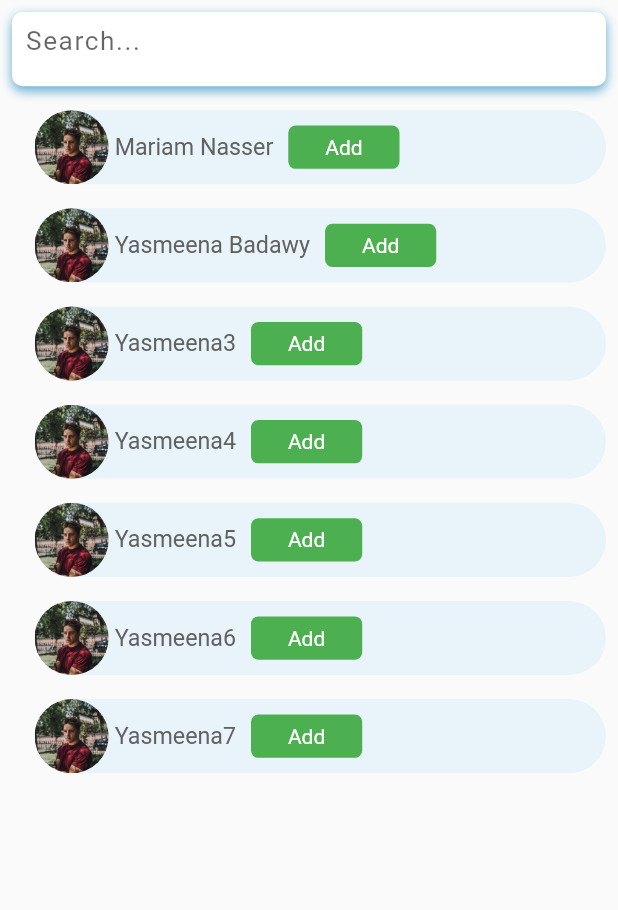
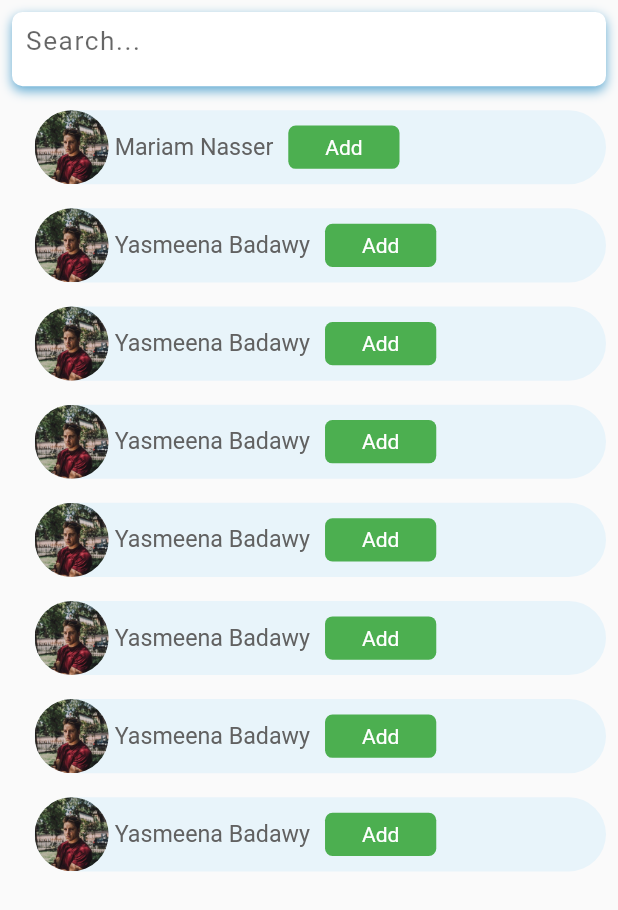
Before and after one commit to muaadh-hasan/Findme_Graduation_Project, a Flutter app: the Search screen opened directly, on a phone screen of 412 x 824 dp. Shown: the top 910 px of the screen. Run offline on Flutter 3.47's test engine with Material 2 defaults, Android fonts, the phone set to English and light mode, and no system bars; our stand-ins replace flutter_svg, font_awesome_flutter, geolocator, google_maps_flutter, image_picker.

Commit message:
some edits in models and some chenges in others

```diff
--- a/lib/models/account.dart
+++ /dev/null
@@ -1,24 +0,0 @@
-class Account {
-  final String name;
-  final String username;
-  final String password;
-// <<<<<<< HEAD
-  final String phone;
-// =======
-// >>>>>>> Moaaz-UI-V1
-  final String location;
-  final String type;
-  final String email;
-  final List<String> images;
-
-  Account({
-    this.name,
-    this.username,
-    this.password,
-    this.phone,
-    this.location,
-    this.type,
-    this.email,
-    this.images,
-  });
-}
--- a/lib/models/chat.dart
+++ b/lib/models/chat.dart
@@ -3,7 +3,7 @@ import 'package:findme_gp_project/models/user.dart';
 
 class Chat {
   List<Message> messages;
-  final User owner;
+  User owner;
   Chat({
     this.messages,
     this.owner,
--- a/lib/models/message.dart
+++ b/lib/models/message.dart
@@ -1,5 +1,3 @@
-// <<<<<<< HEAD
-import 'package:findme_gp_project/models/account.dart';
 import 'package:findme_gp_project/models/user.dart';
 import 'package:intl/intl.dart';
 
@@ -20,153 +18,153 @@ class Message {
   String formatDate(DateTime date) => new DateFormat("Hm").format(date);
 }
 
-Account account1 = Account(
-  name: "Mariam Nasser",
-  images: ['assets/images/pic9.jpg'],
-  phone: '+021111137744',
-  email: 'mariamnasser979@gmail.com',
-);
-Account account2 = Account(
-  name: "Yasmeena Badawy",
-  images: ['assets/images/pic9.jpg'],
-  phone: '+021111137744',
-  email: 'yasmeena@gmail.com',
-);
-Account account3 = Account(
-  name: "Yasmeena3",
-  images: ['assets/images/pic9.jpg'],
-  phone: '+021111137744',
-  email: 'yasmeena3@gmail.com',
-);
-Account account4 = Account(
-  name: "Yasmeena4",
-  images: ['assets/images/pic9.jpg'],
-  phone: '+021111137744',
-  email: 'yasmeena4@gmail.com',
-);
-Account account5 = Account(
-  name: "Yasmeena5",
-  images: ['assets/images/pic9.jpg'],
-  phone: '+021111137744',
-  email: 'yasmeen5@gmail.com',
-);
-Account account6 = Account(
-  name: "Yasmeena6",
-  images: ['assets/images/pic9.jpg'],
-  phone: '+021111137744',
-  email: 'yasmeena6@gmail.com',
-);
-Account account7 = Account(
-  name: "Yasmeena7",
-  images: ['assets/images/pic9.jpg'],
-  phone: '+021111137744',
-  email: 'yasmeena7@gmail.com',
-);
-// YOU - current user
-final User currentUser = User(account: account1);
+// Account account1 = Account(
+//   name: "Mariam Nasser",
+//   images: ['assets/images/pic9.jpg'],
+//   phone: '+021111137744',
+//   email: 'mariamnasser979@gmail.com',
+// );
+// Account account2 = Account(
+//   name: "Yasmeena Badawy",
+//   images: ['assets/images/pic9.jpg'],
+//   phone: '+021111137744',
+//   email: 'yasmeena@gmail.com',
+// );
+// Account account3 = Account(
+//   name: "Yasmeena3",
+//   images: ['assets/images/pic9.jpg'],
+//   phone: '+021111137744',
+//   email: 'yasmeena3@gmail.com',
+// );
+// Account account4 = Account(
+//   name: "Yasmeena4",
+//   images: ['assets/images/pic9.jpg'],
+//   phone: '+021111137744',
+//   email: 'yasmeena4@gmail.com',
+// );
+// Account account5 = Account(
+//   name: "Yasmeena5",
+//   images: ['assets/images/pic9.jpg'],
+//   phone: '+021111137744',
+//   email: 'yasmeen5@gmail.com',
+// );
+// Account account6 = Account(
+//   name: "Yasmeena6",
+//   images: ['assets/images/pic9.jpg'],
+//   phone: '+021111137744',
+//   email: 'yasmeena6@gmail.com',
+// );
+// Account account7 = Account(
+//   name: "Yasmeena7",
+//   images: ['assets/images/pic9.jpg'],
+//   phone: '+021111137744',
+//   email: 'yasmeena7@gmail.com',
+// );
+// // YOU - current user
+// final User currentUser = User(account: account1);
 
-// USERS
-final User yasmeena = User(account: account2);
-final User mariam = User(account: account1);
-final User yasmeena3 = User(account: account3);
-final User yasmeena4 = User(account: account4);
-final User yasmeena5 = User(account: account5);
-final User yasmeena6 = User(account: account6);
-final User yasmeena7 = User(account: account7);
+// // USERS
+// final User yasmeena = User(account: account2);
+// final User mariam = User(account: account1);
+// final User yasmeena3 = User(account: account3);
+// final User yasmeena4 = User(account: account4);
+// final User yasmeena5 = User(account: account5);
+// final User yasmeena6 = User(account: account6);
+// final User yasmeena7 = User(account: account7);
 
-// just static data for UI
-List<User> users = [
-  mariam,
-  yasmeena,
-  yasmeena3,
-  yasmeena4,
-  yasmeena5,
-  yasmeena6,
-  yasmeena7,
-];
+// // just static data for UI
+// List<User> users = [
+//   mariam,
+//   yasmeena,
+//   yasmeena3,
+//   yasmeena4,
+//   yasmeena5,
+//   yasmeena6,
+//   yasmeena7,
+// ];
 
-// EXAMPLE CHATS ON HOME SCREEN
-List<Message> chats = [
-  Message(
-    sender: yasmeena,
-    time: DateTime.now(),
-    text: 'Hey, how\'s it going? What did you do today?',
-    unread: true,
-  ),
-  Message(
-    sender: yasmeena,
-    time: DateTime.now(),
-    text: 'Hey, how\'s it going? What did you do today?',
-    unread: true,
-  ),
-  Message(
-    sender: yasmeena,
-    time: DateTime.now(),
-    text: 'Hey, how\'s it going? What did you do today?',
-    unread: false,
-  ),
-  Message(
-    sender: yasmeena,
-    time: DateTime.now(),
-    text: 'Hey, how\'s it going? What did you do today?',
-    unread: true,
-  ),
-  Message(
-    sender: yasmeena,
-    time: DateTime.now(),
-    text: 'Hey, how\'s it going? What did you do today?',
-    unread: false,
-  ),
-  Message(
-    sender: yasmeena,
-    time: DateTime.now(),
-    text: 'Hey, how\'s it going? What did you do today?',
-    unread: false,
-  ),
-  Message(
-    sender: yasmeena,
-    time: DateTime.now(),
-    text: 'Hey, how\'s it going? What did you do today?',
-    unread: false,
-  ),
-];
+// // EXAMPLE CHATS ON HOME SCREEN
+// List<Message> chats = [
+//   Message(
+//     sender: yasmeena,
+//     time: DateTime.now(),
+//     text: 'Hey, how\'s it going? What did you do today?',
+//     unread: true,
+//   ),
+//   Message(
+//     sender: yasmeena,
+//     time: DateTime.now(),
+//     text: 'Hey, how\'s it going? What did you do today?',
+//     unread: true,
+//   ),
+//   Message(
+//     sender: yasmeena,
+//     time: DateTime.now(),
+//     text: 'Hey, how\'s it going? What did you do today?',
+//     unread: false,
+//   ),
+//   Message(
+//     sender: yasmeena,
+//     time: DateTime.now(),
+//     text: 'Hey, how\'s it going? What did you do today?',
+//     unread: true,
+//   ),
+//   Message(
+//     sender: yasmeena,
+//     time: DateTime.now(),
+//     text: 'Hey, how\'s it going? What did you do today?',
+//     unread: false,
+//   ),
+//   Message(
+//     sender: yasmeena,
+//     time: DateTime.now(),
+//     text: 'Hey, how\'s it going? What did you do today?',
+//     unread: false,
+//   ),
+//   Message(
+//     sender: yasmeena,
+//     time: DateTime.now(),
+//     text: 'Hey, how\'s it going? What did you do today?',
+//     unread: false,
+//   ),
+// ];
 
-// EXAMPLE MESSAGES IN CHAT SCREEN
-List<Message> messages = [
-  Message(
-    sender: yasmeena,
-    time: DateTime.now(),
-    text: 'Hey, how\'s it going? What did you do today?',
-    unread: true,
-  ),
-  Message(
-    sender: currentUser,
-    time: DateTime.now(),
-    text: 'Just walked my doge. She was super duper cute. The best pupper!!',
-    unread: true,
-  ),
-  Message(
-    sender: yasmeena,
-    time: DateTime.now(),
-    text: 'How\'s the doggo?',
-    unread: true,
-  ),
-  Message(
-    sender: yasmeena,
-    time: DateTime.now(),
-    text: 'All the food',
-    unread: true,
-  ),
-  Message(
-    sender: currentUser,
-    time: DateTime.now(),
-    text: 'Nice! What kind of food did you eat?',
-    unread: true,
-  ),
-  Message(
-    sender: yasmeena,
-    time: DateTime.now(),
-    text: 'I ate so much food today.',
-    unread: true,
-  ),
-];
+// // EXAMPLE MESSAGES IN CHAT SCREEN
+// List<Message> messages = [
+//   Message(
+//     sender: yasmeena,
+//     time: DateTime.now(),
+//     text: 'Hey, how\'s it going? What did you do today?',
+//     unread: true,
+//   ),
+//   Message(
+//     sender: currentUser,
+//     time: DateTime.now(),
+//     text: 'Just walked my doge. She was super duper cute. The best pupper!!',
+//     unread: true,
+//   ),
+//   Message(
+//     sender: yasmeena,
+//     time: DateTime.now(),
+//     text: 'How\'s the doggo?',
+//     unread: true,
+//   ),
+//   Message(
+//     sender: yasmeena,
+//     time: DateTime.now(),
+//     text: 'All the food',
+//     unread: true,
+//   ),
+//   Message(
+//     sender: currentUser,
+//     time: DateTime.now(),
+//     text: 'Nice! What kind of food did you eat?',
+//     unread: true,
+//   ),
+//   Message(
+//     sender: yasmeena,
+//     time: DateTime.now(),
+//     text: 'I ate so much food today.',
+//     unread: true,
+//   ),
+// ];
--- a/lib/models/user.dart
+++ b/lib/models/user.dart
@@ -2,18 +2,32 @@ import 'package:findme_gp_project/models/chat.dart';
 import 'package:findme_gp_project/models/notification_user.dart';
 import 'package:findme_gp_project/models/post.dart';
 import 'package:findme_gp_project/models/request.dart';
-import 'package:findme_gp_project/models/account.dart';
 
 // FindMe.GP2021
 class User {
-  final Account account;
+  final String name;
+  final String username;
+  final String password;
+  final String phone;
+  final String location;
+  final String type;
+  final String email;
+  final List<String> images;
   final List<Post> posts;
   final List<NotificationUser> notifications;
   final List<Chat> chats;
   final List<User> relatives;
   final List<Request> requests;
+
   User({
-    this.account,
+    this.name,
+    this.username,
+    this.password,
+    this.phone,
+    this.location,
+    this.type,
+    this.email,
+    this.images,
     this.posts,
     this.notifications,
     this.chats,
--- a/lib/screens/chats_screen.dart
+++ b/lib/screens/chats_screen.dart
@@ -1,6 +1,8 @@
 import 'package:findme_gp_project/widgets/chats_widgets.dart';
 import 'package:findme_gp_project/widgets/profile_widgets.dart';
 import 'package:flutter/material.dart';
+
+import '../data.dart';
 
 class ChatsScreen extends StatelessWidget {
   @override
@@ -58,11 +60,10 @@ class ChatsScreen extends StatelessWidget {
                       ],
                     ),
                     Divider(
-
                       color: const Color.fromARGB(100, 6, 63, 94),
                     ),
                     searchContainernChats("Search someone ... ", context),
-                    recentChats(context),
+                    recentChats(context, currentUser.chats),
                   ],
                 ),
               ),
--- a/lib/screens/search.dart
+++ b/lib/screens/search.dart
@@ -3,6 +3,8 @@ import 'package:findme_gp_project/models/user.dart';
 import 'package:findme_gp_project/widgets/profile_widgets.dart';
 import 'package:flutter/cupertino.dart';
 import 'package:flutter/material.dart';
+
+import '../data.dart';
 
 class Search extends StatefulWidget {
   @override
@@ -10,28 +12,18 @@ class Search extends StatefulWidget {
 }
 
 class _SearchState extends State<Search> {
-  List<User> _users = [
-    mariam,
-    yasmeena,
-    yasmeena3,
-    yasmeena4,
-    yasmeena5,
-    yasmeena6,
-    yasmeena7,
-  ];
-
   List<User> _usersForDisplay;
 
   @override
   void initState() {
-    _usersForDisplay = _users;
+    _usersForDisplay = users;
     super.initState();
   }
 
   @override
   Widget build(BuildContext context) {
     for (var item in _usersForDisplay) {
-      print(item.account.name);
+      print(item.name);
       print("*****\n");
     }
     return Scaffold(
@@ -87,8 +79,8 @@ class _SearchState extends State<Search> {
               onChanged: (text) {
                 text = text.toLowerCase();
                 setState(() {
-                  _usersForDisplay = _users.where((user) {
-                    var userItem = user.account.email.toLowerCase();
+                  _usersForDisplay = users.where((user) {
+                    var userItem = user.email.toLowerCase();
                     return userItem.startsWith(text);
                   }).toList();
                 });
@@ -121,7 +113,7 @@ class _SearchState extends State<Search> {
           Padding(
             padding: EdgeInsets.only(left: 4),
             child: Text(
-              _usersForDisplay[index].account.name,
+              _usersForDisplay[index].name,
               style: TextStyle(
                 fontFamily: 'Roboto',
                 fontSize: 15.5,
--- a/lib/widgets/listView_notification.dart
+++ b/lib/widgets/listView_notification.dart
@@ -31,10 +31,10 @@ class _ListViewNotificationState extends State<ListViewNotification> {
             child: ListTile(
               leading: CircleAvatar(
                 child: ProfileAvatar(
-                  imageUrl: currentUser.account.images[0],
+                  imageUrl: currentUser.images[0],
                 ),
               ),
-              title: Text(currentUser.notifications[position].user.account.name,
+              title: Text(currentUser.notifications[position].user.name,
                   style: TextStyle(
                     fontSize: 20,
                     letterSpacing: 1.0,
--- a/pubspec.yaml
+++ b/pubspec.yaml
@@ -22,6 +22,8 @@ environment:
 
 dependencies:
   flutter_svg: ^0.19.3
+  google_maps_flutter:
+  geolocator:
   flutter:
     sdk: flutter
 
```
Also changed, not shown: lib/data.dart (+131 -53 lines), lib/main.dart (+9 -5 lines), lib/providers/location_provider.dart (added, +16 -0 lines), lib/screens/grid_view.dart (+3 -5 lines), lib/screens/individual_chat_screen.dart (+7 -4 lines), lib/screens/map_screen.dart (added, +50 -0 lines), lib/screens/profile_screen.dart (+11 -2 lines), lib/screens/tabs_screen.dart (+13 -5 lines), lib/widgets/chats_widgets.dart (+19 -10 lines), lib/widgets/profile_widgets.dart (+15 -4 lines), pubspec.lock, 4 other files.
